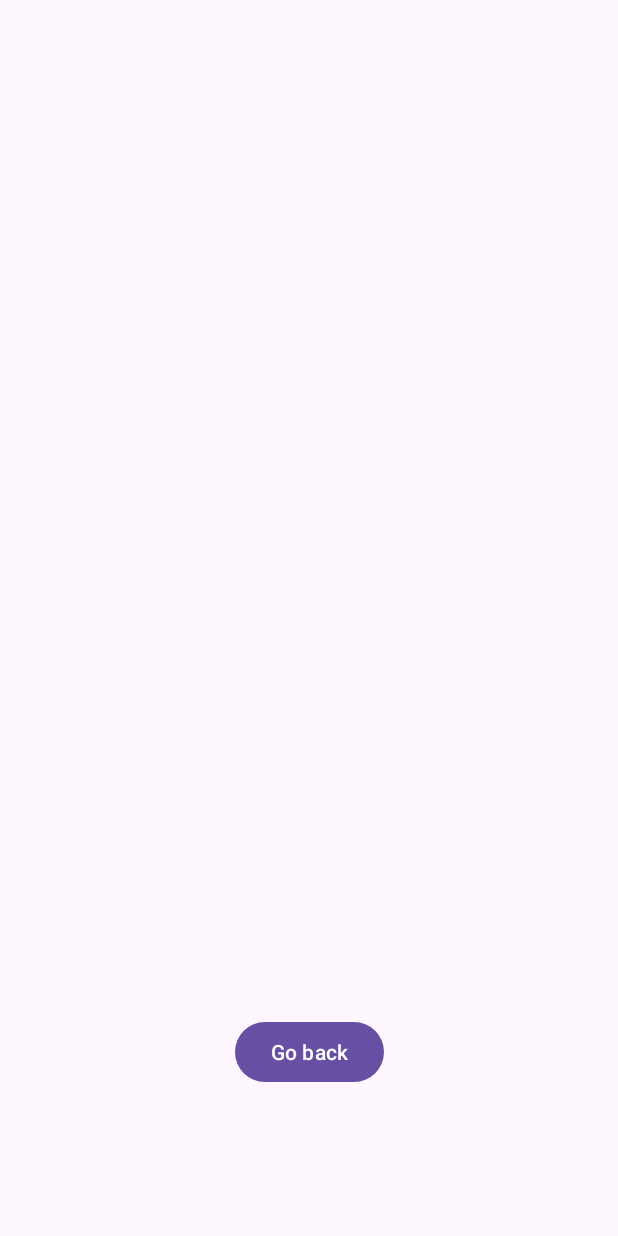
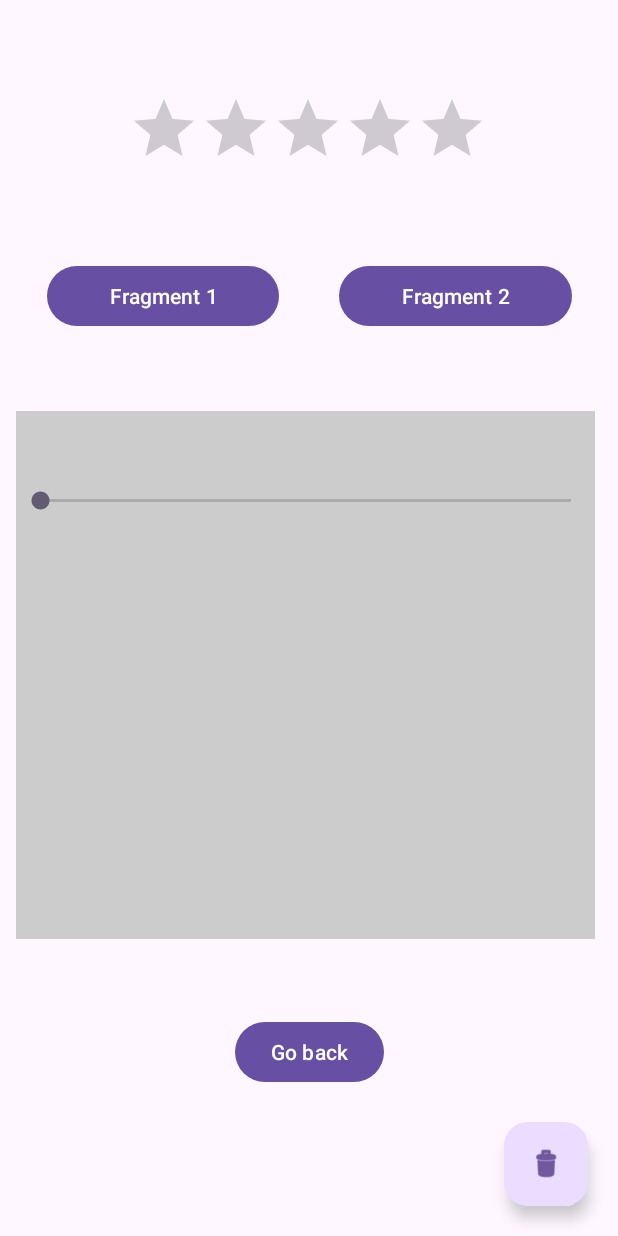
Before and after one commit to Nikolashaaaa/Test, an Android app: the SecondActivity screen opened directly, with no data from a screen before it, on a phone screen of 412 x 824 dp. Run offline under Robolectric (Android 15) with nearby library versions, the phone set to English and light mode, and no system bars.

Commit message:
Fragments Tutorial

```diff
--- /dev/null
+++ b/app/src/main/java/com/example/test/FirstFragment.java
@@ -0,0 +1,19 @@
+package com.example.test;
+
+import android.os.Bundle;
+
+import androidx.fragment.app.Fragment;
+
+import android.view.LayoutInflater;
+import android.view.View;
+import android.view.ViewGroup;
+
+public class FirstFragment extends Fragment {
+
+    @Override
+    public View onCreateView(LayoutInflater inflater, ViewGroup container,
+                             Bundle savedInstanceState) {
+        // Inflate the layout for this fragment
+        return inflater.inflate(R.layout.fragment_first, container, false);
+    }
+}
--- a/app/src/main/java/com/example/test/SecondActivity.java
+++ b/app/src/main/java/com/example/test/SecondActivity.java
@@ -1,17 +1,51 @@
 package com.example.test;
 
 import androidx.appcompat.app.AppCompatActivity;
+import androidx.fragment.app.Fragment;
+import androidx.fragment.app.FragmentTransaction;
 
 import android.content.Intent;
 import android.os.Bundle;
 import android.view.View;
+import android.widget.Button;
+import android.widget.FrameLayout;
 
 public class SecondActivity extends AppCompatActivity {
+
+    private Button btn_fragment1, btn_fragment2;
+    private FirstFragment firstFragment = new FirstFragment();
 
     @Override
     protected void onCreate(Bundle savedInstanceState) {
         super.onCreate(savedInstanceState);
         setContentView(R.layout.activity_second);
+
+        btn_fragment1 = findViewById(R.id.btn_fragment1);
+        btn_fragment2 = findViewById(R.id.btn_fragment2);
+
+        setNewFragment(firstFragment);
+
+        btn_fragment1.setOnClickListener(new View.OnClickListener() {
+            @Override
+            public void onClick(View v) {
+                setNewFragment(firstFragment);
+            }
+        });
+
+        btn_fragment2.setOnClickListener(new View.OnClickListener() {
+            @Override
+            public void onClick(View v) {
+                SecondFragment secondFragment = new SecondFragment();
+                setNewFragment(secondFragment);
+            }
+        });
+    }
+
+    private void setNewFragment(Fragment fragment) {
+        FragmentTransaction ft = getSupportFragmentManager().beginTransaction();
+        ft.replace(R.id.frame_layout, firstFragment);
+        ft.addToBackStack(null);
+        ft.commit();
     }
 
     public void goBack(View v) {
--- a/app/src/main/res/layout/activity_second.xml
+++ b/app/src/main/res/layout/activity_second.xml
@@ -1,5 +1,6 @@
 <?xml version="1.0" encoding="utf-8"?>
-<androidx.constraintlayout.widget.ConstraintLayout xmlns:android="http://schemas.android.com/apk/res/android"
+<androidx.constraintlayout.widget.ConstraintLayout
+    xmlns:android="http://schemas.android.com/apk/res/android"
     xmlns:app="http://schemas.android.com/apk/res-auto"
     xmlns:tools="http://schemas.android.com/tools"
     android:layout_width="match_parent"
@@ -18,4 +19,68 @@
         app:layout_constraintEnd_toEndOf="parent"
         app:layout_constraintStart_toStartOf="parent"
         app:layout_constraintTop_toTopOf="parent" />
+
+    <com.google.android.material.floatingactionbutton.FloatingActionButton
+        android:id="@+id/floatingActionButton"
+        android:layout_width="wrap_content"
+        android:layout_height="wrap_content"
+        android:layout_marginEnd="20dp"
+        android:layout_marginBottom="20dp"
+        android:clickable="true"
+        android:contentDescription="@string/app_name"
+        app:layout_constraintBottom_toBottomOf="parent"
+        app:layout_constraintEnd_toEndOf="parent"
+        app:srcCompat="@android:drawable/ic_menu_delete" />
+
+    <RatingBar
+        android:id="@+id/ratingBar"
+        android:layout_width="wrap_content"
+        android:layout_height="wrap_content"
+        android:contentDescription="@string/app_name"
+        app:layout_constraintBottom_toBottomOf="parent"
+        app:layout_constraintEnd_toEndOf="parent"
+        app:layout_constraintHorizontal_bias="0.497"
+        app:layout_constraintStart_toStartOf="parent"
+        app:layout_constraintTop_toTopOf="parent"
+        app:layout_constraintVertical_bias="0.081" />
+
+    <FrameLayout
+        android:id="@+id/frame_layout"
+        android:layout_width="386dp"
+        android:layout_height="352dp"
+        app:layout_constraintBottom_toTopOf="@+id/button4"
+        app:layout_constraintEnd_toEndOf="parent"
+        app:layout_constraintHorizontal_bias="0.4"
+        app:layout_constraintStart_toStartOf="parent"
+        app:layout_constraintTop_toBottomOf="@+id/linearLayout2">
+
+    </FrameLayout>
+
+    <LinearLayout
+        android:id="@+id/linearLayout2"
+        android:layout_width="390dp"
+        android:layout_height="49dp"
+        android:orientation="horizontal"
+        app:layout_constraintBottom_toBottomOf="parent"
+        app:layout_constraintEnd_toEndOf="parent"
+        app:layout_constraintStart_toStartOf="parent"
+        app:layout_constraintTop_toBottomOf="@+id/ratingBar"
+        app:layout_constraintVertical_bias="0.082">
+
+        <Button
+            android:id="@+id/btn_fragment1"
+            android:layout_width="wrap_content"
+            android:layout_height="wrap_content"
+            android:layout_marginHorizontal="20dp"
+            android:layout_weight="1"
+            android:text="Fragment 1" />
+
+        <Button
+            android:id="@+id/btn_fragment2"
+            android:layout_width="wrap_content"
+            android:layout_height="wrap_content"
+            android:layout_marginHorizontal="20dp"
+            android:layout_weight="1"
+            android:text="Fragment 2" />
+    </LinearLayout>
 </androidx.constraintlayout.widget.ConstraintLayout>
--- /dev/null
+++ b/app/src/main/res/layout/fragment_first.xml
@@ -0,0 +1,13 @@
+<?xml version="1.0" encoding="utf-8"?>
+<FrameLayout xmlns:android="http://schemas.android.com/apk/res/android"
+    xmlns:tools="http://schemas.android.com/tools"
+    android:layout_width="match_parent"
+    android:layout_height="match_parent"
+    android:background="#ccc"
+    tools:context=".FirstFragment">
+
+    <SeekBar
+        android:id="@+id/seekBar"
+        android:layout_width="match_parent"
+        android:layout_height="120dp" />
+</FrameLayout>
--- a/app/src/main/res/values/strings.xml
+++ b/app/src/main/res/values/strings.xml
@@ -8,4 +8,5 @@
     <string name="button5">Go back</string>
     <string name="btn">You already click</string>
     <string name="exit">Exit</string>
+    <string name="switch_cl">Click on me</string>
 </resources>
```
Also changed, not shown: app/src/main/java/com/example/test/SecondFragment.java (added, +19 -0 lines), app/src/main/res/layout/activity_main.xml (+13 -9 lines), app/src/main/res/layout/fragment_second.xml (added, +14 -0 lines).
